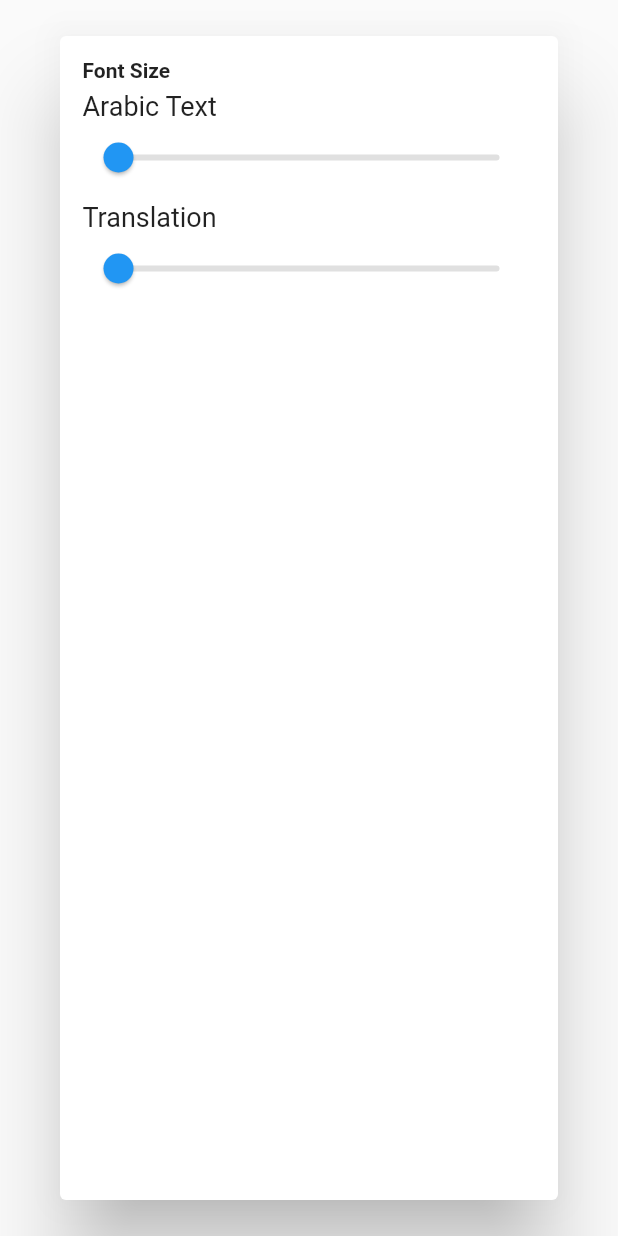
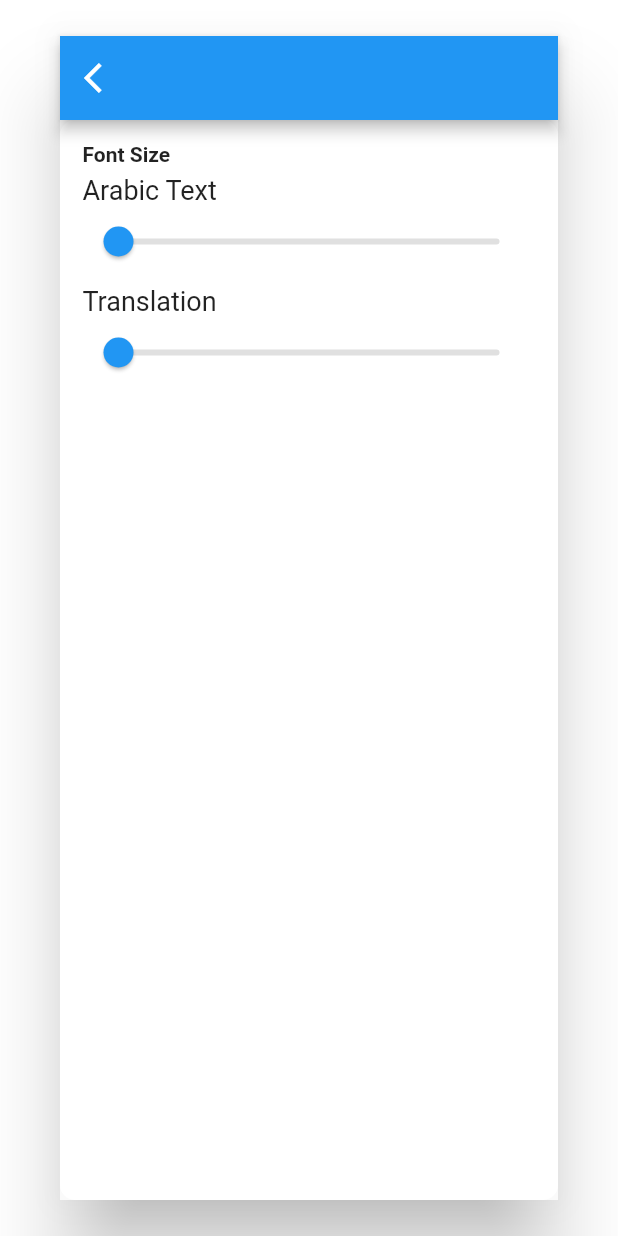
Before and after one commit to yunusefendi52/quran_app, a Flutter app: the SettingsDialogWidget screen opened directly, on a phone screen of 412 x 824 dp. Run offline on Flutter 3.47's test engine with Material 2 defaults, Android fonts, the phone set to English and light mode, and no system bars; our stand-ins replace after_layout, bubble_tab_indicator, dio, event_bus, flutter_slidable, font_awesome_flutter and 6 more; missing offline and left inert: draggable_scrollbar, encrypt, flutter_list_drag_and_drop, flutter_picker, function_types, loadmore and 2 more; accounts and stored records are empty.

Commit message:
Add back button dialog

```diff
--- a/lib/screens/quran_aya_screen.dart
+++ b/lib/screens/quran_aya_screen.dart
@@ -269,8 +269,16 @@ class SettingsDialogWidgetState extends State<SettingsDialogWidget> {
   @override
   Widget build(BuildContext context) {
     return Dialog(
-      child: Container(
-        child: Container(
+      child: Scaffold(
+        appBar: AppBar(
+          leading: IconButton(
+            onPressed: () {
+              Navigator.of(context).pop();
+            },
+            icon: Icon(Icons.arrow_back_ios),
+          ),
+        ),
+        body: Container(
           padding: EdgeInsets.all(15),
           decoration: BoxDecoration(
             borderRadius: BorderRadius.circular(
```
